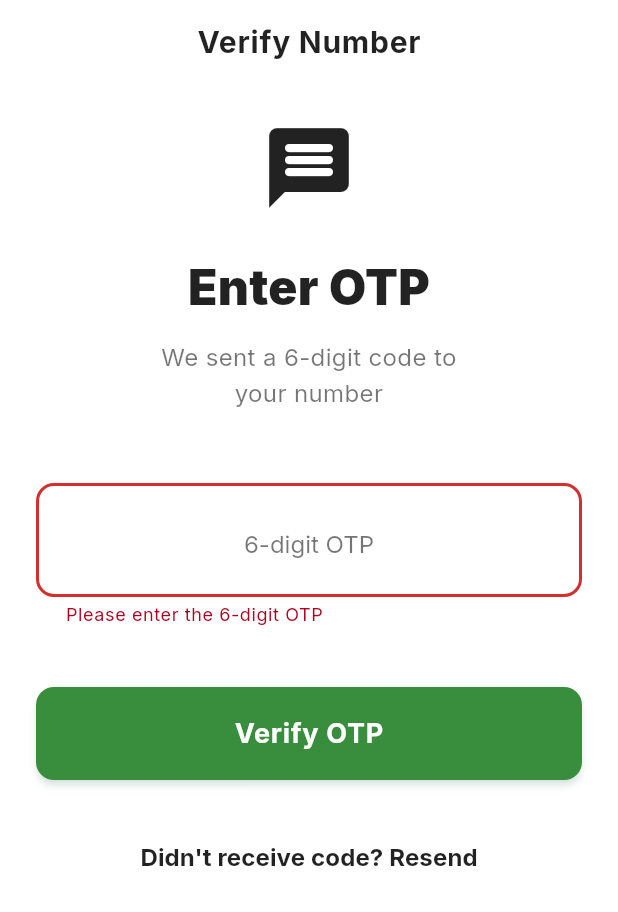
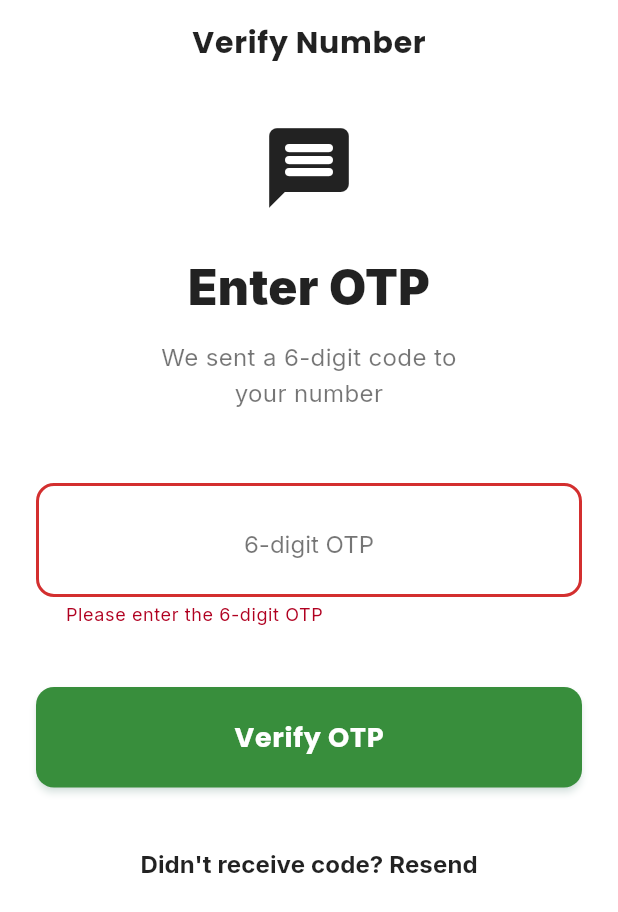
Before and after one commit to theekshanathushan/smart-farming-ai, a Flutter app: the OtpVerificationScreen screen opened by its route, after a tap on "Verify OTP", on a phone screen of 412 x 824 dp. Shown: the top 912 px of the screen. Run offline on Flutter 3.47's test engine with Material 3 defaults, Android fonts, the phone set to English and light mode, and no system bars; our stand-ins replace drift, firebase_analytics, firebase_auth, firebase_core, flutter_dotenv, flutter_riverpod and 9 more; missing offline and left inert: sqlite3, tflite_flutter; accounts and stored records are empty; generated files the repository leaves out were written again.

```diff
--- a/lib/features/auth/presentation/otp_verification_screen.dart
+++ b/lib/features/auth/presentation/otp_verification_screen.dart
@@ -1,7 +1,7 @@
 import 'package:flutter/material.dart';
 import 'package:flutter_riverpod/flutter_riverpod.dart';
 import 'package:go_router/go_router.dart';
-import 'package:google_fonts/google_fonts.dart';
+import 'package:agri_ai/l10n/app_localizations.dart';
 import '../providers/auth_provider.dart';
 
 class OtpVerificationScreen extends ConsumerStatefulWidget {
@@ -29,6 +29,8 @@ class _OtpVerificationScreenState extends ConsumerState<OtpVerificationScreen> {
 
   @override
   Widget build(BuildContext context) {
+    final l10n = AppLocalizations.of(context)!;
+
     // Listen for state changes (success / error)
     ref.listen<AuthState>(authProvider, (previous, next) {
       if (next.status == AuthStateStatus.error && next.errorMessage != null) {
@@ -43,7 +45,6 @@ class _OtpVerificationScreenState extends ConsumerState<OtpVerificationScreen> {
           ),
         );
       } else if (next.status == AuthStateStatus.success) {
-        // Navigate to Home upon success
         context.go('/home');
       }
     });
@@ -58,8 +59,8 @@ class _OtpVerificationScreenState extends ConsumerState<OtpVerificationScreen> {
         elevation: 0,
         iconTheme: const IconThemeData(color: Colors.black87),
         title: Text(
-          'Verify Number',
-          style: GoogleFonts.inter(color: Colors.black87, fontWeight: FontWeight.bold),
+          l10n.verifyNumber,
+          style: const TextStyle(color: Colors.black87, fontWeight: FontWeight.bold),
         ),
       ),
       body: SafeArea(
@@ -77,9 +78,9 @@ class _OtpVerificationScreenState extends ConsumerState<OtpVerificationScreen> {
                 ),
                 const SizedBox(height: 24),
                 Text(
-                  'Enter OTP',
+                  l10n.enterOtp,
                   textAlign: TextAlign.center,
-                  style: GoogleFonts.inter(
+                  style: const TextStyle(
                     fontSize: 32,
                     fontWeight: FontWeight.w900,
                     color: Colors.black87,
@@ -87,9 +88,9 @@ class _OtpVerificationScreenState extends ConsumerState<OtpVerificationScreen> {
                 ),
                 const SizedBox(height: 12),
                 Text(
-                  'We sent a 6-digit code to\n${authState.phoneNumber ?? "your number"}',
+                  '${l10n.sentCodeTo}\n${authState.phoneNumber ?? l10n.yourNumber}',
                   textAlign: TextAlign.center,
-                  style: GoogleFonts.inter(
+                  style: const TextStyle(
                     fontSize: 16,
                     color: Colors.black54,
                     height: 1.5,
@@ -100,7 +101,7 @@ class _OtpVerificationScreenState extends ConsumerState<OtpVerificationScreen> {
                 // OTP Field
                 TextFormField(
                   controller: _otpController,
-                  decoration: _inputDecoration('6-digit OTP', Icons.security),
+                  decoration: _inputDecoration(l10n.digitOtpHint, Icons.security),
                   style: const TextStyle(fontSize: 24, letterSpacing: 8, color: Colors.black87, fontWeight: FontWeight.bold),
                   keyboardType: TextInputType.number,
                   textAlign: TextAlign.center,
@@ -108,7 +109,7 @@ class _OtpVerificationScreenState extends ConsumerState<OtpVerificationScreen> {
                   textInputAction: TextInputAction.done,
                   validator: (value) {
                     if (value == null || value.trim().length != 6) {
-                      return 'Please enter the 6-digit OTP';
+                      return l10n.enterOtpValidation;
                     }
                     return null;
                   },
@@ -122,7 +123,7 @@ class _OtpVerificationScreenState extends ConsumerState<OtpVerificationScreen> {
                     backgroundColor: Colors.green[700],
                     foregroundColor: Colors.white,
                     disabledBackgroundColor: Colors.grey[400],
-                    padding: const EdgeInsets.symmetric(vertical: 20), // Height > 48dp
+                    padding: const EdgeInsets.symmetric(vertical: 20),
                     shape: RoundedRectangleBorder(
                       borderRadius: BorderRadius.circular(12),
                     ),
@@ -137,8 +138,8 @@ class _OtpVerificationScreenState extends ConsumerState<OtpVerificationScreen> {
                           ),
                         )
                       : Text(
-                          'Verify OTP',
-                          style: GoogleFonts.inter(
+                          l10n.verifyOtp,
+                          style: const TextStyle(
                             fontSize: 18,
                             fontWeight: FontWeight.bold,
                           ),
@@ -151,7 +152,6 @@ class _OtpVerificationScreenState extends ConsumerState<OtpVerificationScreen> {
                   onPressed: isLoading
                       ? null
                       : () {
-                          // Resend logic
                           if (authState.phoneNumber != null) {
                             ref.read(authProvider.notifier).sendOTP(
                                   authState.phoneNumber!,
@@ -160,11 +160,11 @@ class _OtpVerificationScreenState extends ConsumerState<OtpVerificationScreen> {
                           }
                         },
                   style: TextButton.styleFrom(
-                    padding: const EdgeInsets.symmetric(vertical: 16), // Large touch target
+                    padding: const EdgeInsets.symmetric(vertical: 16),
                   ),
                   child: Text(
-                    'Didn\'t receive code? Resend',
-                    style: GoogleFonts.inter(
+                    l10n.didntReceiveCode,
+                    style: const TextStyle(
                       fontSize: 16,
                       fontWeight: FontWeight.bold,
                       color: Colors.black87,
@@ -179,22 +179,21 @@ class _OtpVerificationScreenState extends ConsumerState<OtpVerificationScreen> {
     );
   }
 
-  // Extracted input decoration for thick borders and high contrast
   InputDecoration _inputDecoration(String hint, IconData icon) {
     return InputDecoration(
       hintText: hint,
       hintStyle: const TextStyle(color: Colors.black54, letterSpacing: 0, fontSize: 16, fontWeight: FontWeight.normal),
-      counterText: '', // Hide max length counter
+      counterText: '',
       filled: true,
       fillColor: Colors.white,
-      contentPadding: const EdgeInsets.symmetric(vertical: 20, horizontal: 16), // Large touch target
+      contentPadding: const EdgeInsets.symmetric(vertical: 20, horizontal: 16),
       enabledBorder: OutlineInputBorder(
         borderRadius: BorderRadius.circular(12),
-        borderSide: const BorderSide(color: Colors.black87, width: 2), // Thick border
+        borderSide: const BorderSide(color: Colors.black87, width: 2),
       ),
       focusedBorder: OutlineInputBorder(
         borderRadius: BorderRadius.circular(12),
-        borderSide: BorderSide(color: Colors.green[700]!, width: 3), // Thicker when focused
+        borderSide: BorderSide(color: Colors.green[700]!, width: 3),
       ),
       errorBorder: OutlineInputBorder(
         borderRadius: BorderRadius.circular(12),
```
